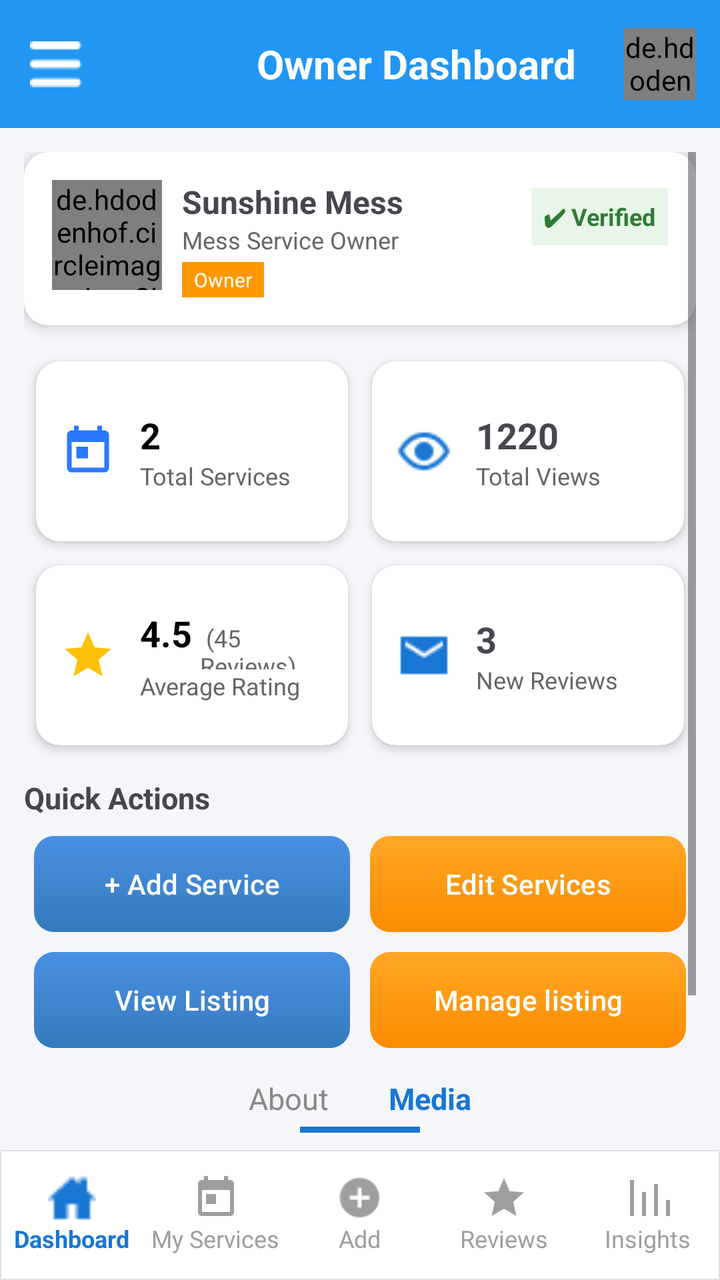
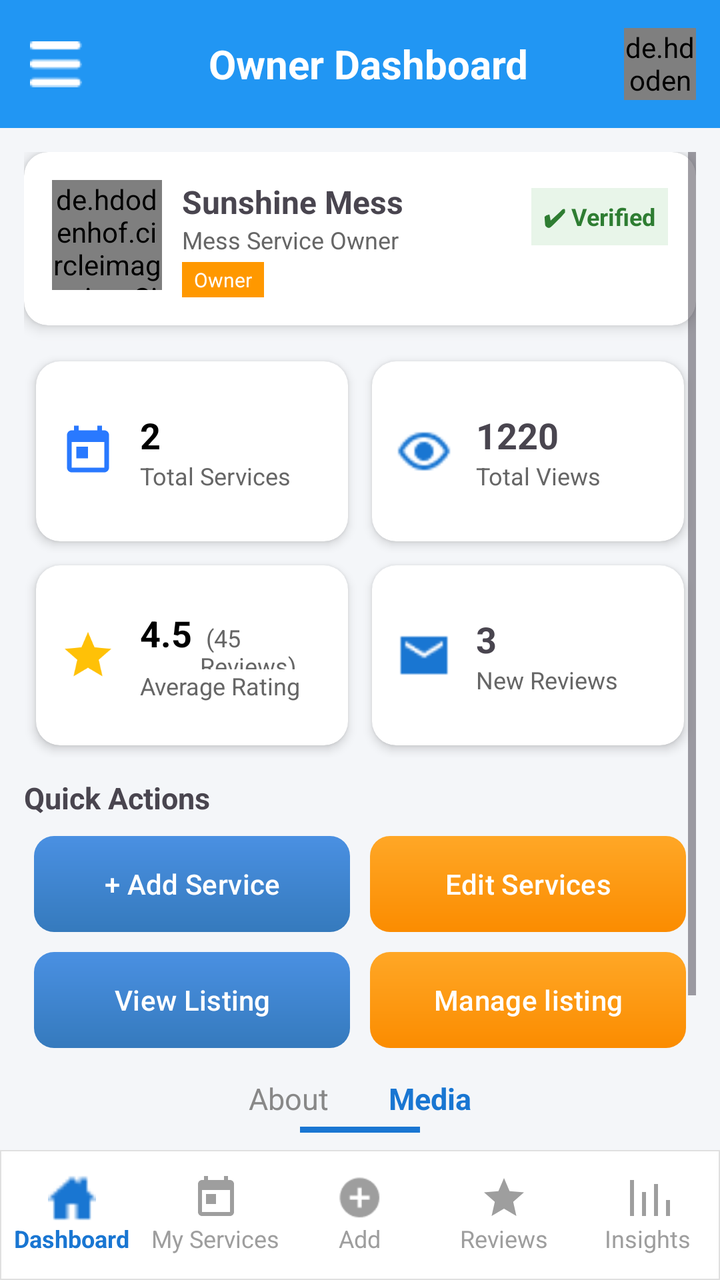

Screens rendered from an Android XML layout before and after an edit, with the pre-edit source and the edit as a unified diff.
<!-- AndroidManifest.xml: application theme Theme.CampusSaathi -->
<!-- res/layout/activity_owner_dashboard.xml -->
<?xml version="1.0" encoding="utf-8"?>
<androidx.drawerlayout.widget.DrawerLayout
    xmlns:android="http://schemas.android.com/apk/res/android"
    xmlns:app="http://schemas.android.com/apk/res-auto"
    android:id="@+id/drawerLayout"
    android:layout_width="match_parent"
    android:layout_height="match_parent">

<androidx.coordinatorlayout.widget.CoordinatorLayout
    xmlns:android="http://schemas.android.com/apk/res/android"
    xmlns:app="http://schemas.android.com/apk/res-auto"
    android:layout_width="match_parent"
    android:layout_height="match_parent"
    android:background="#f4f6f9">



    <androidx.appcompat.widget.Toolbar
        android:id="@+id/toolbar"
        android:layout_width="match_parent"
        android:layout_height="?attr/actionBarSize"
        android:background="#2196F3"
        app:navigationIcon="@drawable/ic_menu">

        <LinearLayout
            android:layout_width="match_parent"
            android:layout_height="match_parent"
            android:orientation="horizontal"
            android:gravity="center_vertical">

            
            <Space
                android:layout_width="48dp"
                android:layout_height="match_parent"/>

            
            <TextView
                android:layout_width="193dp"
                android:layout_height="wrap_content"
                android:layout_weight="1"
                android:gravity="center"
                android:text="Owner Dashboard"
                android:textColor="#FFFFFF"
                android:textSize="20sp"
                android:textStyle="bold" />

            
            <de.hdodenhof.circleimageview.CircleImageView
                android:id="@+id/headerProfile"
                android:layout_width="36dp"
                android:layout_height="36dp"
                android:layout_marginEnd="12dp"
                android:src="@drawable/default_avatar"
                android:scaleType="centerCrop"
                app:civ_border_width="1dp"
                app:civ_border_color="#DDDDDD"/>

        </LinearLayout>

    </androidx.appcompat.widget.Toolbar>
    

    <LinearLayout
        android:layout_width="match_parent"
        android:layout_height="match_parent"
        android:orientation="vertical"
        android:layout_marginTop="?attr/actionBarSize">


        
        <ScrollView
            android:layout_width="match_parent"
            android:layout_height="0dp"
            android:layout_weight="1"
            android:padding="12dp">

            <LinearLayout
                android:layout_width="match_parent"
                android:layout_height="wrap_content"
                android:orientation="vertical">



                

                <androidx.cardview.widget.CardView
                    android:layout_width="match_parent"
                    android:layout_height="wrap_content"
                    app:cardCornerRadius="12dp"
                    app:cardElevation="4dp"
                    android:layout_marginBottom="12dp">

                    <RelativeLayout
                        android:layout_width="match_parent"
                        android:layout_height="wrap_content"
                        android:padding="14dp">


                        
                        <de.hdodenhof.circleimageview.CircleImageView
                            android:id="@+id/profileImage"
                            android:layout_width="55dp"
                            android:layout_height="55dp"
                            android:src="@drawable/default_avatar"
                            android:scaleType="centerCrop"
                            app:civ_border_width="1dp"
                            app:civ_border_color="#DDDDDD"/>


                        
                        <LinearLayout
                            android:layout_toEndOf="@id/profileImage"
                            android:layout_width="wrap_content"
                            android:layout_height="wrap_content"
                            android:orientation="vertical"
                            android:layout_marginStart="10dp">

                            
                            <TextView
                                android:id="@+id/txtOwnerName"
                                android:layout_height="wrap_content"
                                android:layout_width="wrap_content"
                                android:text="Sunshine Mess"
                                android:textSize="16sp"
                                android:textStyle="bold"/>


                            
                            <TextView
                                android:id="@+id/txtOwnerType"
                                android:layout_height="wrap_content"
                                android:layout_width="wrap_content"
                                android:text="Mess Service Owner"
                                android:textSize="12sp"
                                android:textColor="#666"/>


                            
                            <TextView
                                android:layout_width="wrap_content"
                                android:layout_height="wrap_content"
                                android:text="Owner"
                                android:textSize="10sp"
                                android:textColor="#ffffff"
                                android:background="#FF9800"
                                android:paddingLeft="6dp"
                                android:paddingRight="6dp"
                                android:paddingTop="2dp"
                                android:paddingBottom="2dp"
                                android:layout_marginTop="3dp"/>



                        </LinearLayout>


                        
                        <LinearLayout
                            android:layout_height="wrap_content"
                            android:layout_width="wrap_content"
                            android:layout_alignParentEnd="true"
                            android:orientation="horizontal"
                            android:background="#E8F5E9"
                            android:padding="6dp"
                            android:layout_marginTop="4dp">

                            <TextView
                                android:layout_height="wrap_content"
                                android:layout_width="wrap_content"
                                android:text="✔ Verified"
                                android:textColor="#2e7d32"
                                android:textSize="12sp"
                                android:textStyle="bold"/>

                        </LinearLayout>


                    </RelativeLayout>

                </androidx.cardview.widget.CardView>
                

                <LinearLayout
                    android:layout_width="match_parent"
                    android:layout_height="wrap_content"
                    android:orientation="vertical">


                    
                    <LinearLayout
                        android:layout_width="match_parent"
                        android:layout_height="wrap_content">


                        
                        <androidx.cardview.widget.CardView
                            android:layout_width="0dp"
                            android:layout_weight="1"
                            android:layout_height="90dp"
                            app:cardCornerRadius="12dp"
                            app:cardElevation="3dp"
                            android:layout_margin="6dp">

                            <LinearLayout
                                android:layout_width="match_parent"
                                android:layout_height="match_parent"
                                android:orientation="horizontal"
                                android:gravity="center_vertical"
                                android:padding="12dp">

                                <ImageView
                                    android:layout_width="28dp"
                                    android:layout_height="28dp"
                                    android:src="@drawable/ic_availability"/>

                                <LinearLayout
                                    android:orientation="vertical"
                                    android:layout_marginStart="12dp"
                                    android:layout_width="wrap_content"
                                    android:layout_height="wrap_content">

                                    <TextView
                                        android:layout_width="wrap_content"
                                        android:layout_height="wrap_content"
                                        android:text="2"
                                        android:textSize="18sp"
                                        android:textStyle="bold"
                                        android:textColor="#000"/>

                                    <TextView
                                        android:id="@+id/txtTotalServices"
                                        android:layout_width="wrap_content"
                                        android:layout_height="wrap_content"
                                        android:text="Total Services"
                                        android:textSize="12sp"
                                        android:textColor="#666"/>

                                </LinearLayout>

                            </LinearLayout>

                        </androidx.cardview.widget.CardView>



                        
                        <androidx.cardview.widget.CardView
                            android:layout_width="0dp"
                            android:layout_weight="1"
                            android:layout_height="90dp"
                            app:cardCornerRadius="12dp"
                            app:cardElevation="3dp"
                            android:layout_margin="6dp">

                            <LinearLayout
                                android:orientation="horizontal"
                                android:gravity="center_vertical"
                                android:padding="12dp"
                                android:layout_width="match_parent"
                                android:layout_height="match_parent">

                                <ImageView
                                    android:layout_width="28dp"
                                    android:layout_height="28dp"
                                    android:src="@drawable/ic_eye"
                                    android:tint="#1976D2"/>

                                <LinearLayout
                                    android:orientation="vertical"
                                    android:layout_marginStart="12dp"
                                    android:layout_width="wrap_content"
                                    android:layout_height="wrap_content">

                                    <TextView
                                        android:layout_width="wrap_content"
                                        android:layout_height="wrap_content"
                                        android:text="1220"
                                        android:textSize="18sp"
                                        android:textStyle="bold"/>

                                    <TextView
                                        android:id="@+id/txtTotalViews"
                                        android:layout_width="wrap_content"
                                        android:layout_height="wrap_content"
                                        android:text="Total Views"
                                        android:textSize="12sp"
                                        android:textColor="#666"/>

                                </LinearLayout>

                            </LinearLayout>

                        </androidx.cardview.widget.CardView>

                    </LinearLayout>



                    
                    <LinearLayout
                        android:layout_width="match_parent"
                        android:layout_height="wrap_content">


                        
                        <androidx.cardview.widget.CardView
                            android:layout_width="0dp"
                            android:layout_weight="1"
                            android:layout_height="90dp"
                            app:cardCornerRadius="12dp"
                            app:cardElevation="3dp"
                            android:layout_margin="6dp">

                            <LinearLayout
                                android:orientation="horizontal"
                                android:gravity="center_vertical"
                                android:padding="12dp"
                                android:layout_width="match_parent"
                                android:layout_height="match_parent">

                                <ImageView
                                    android:layout_width="28dp"
                                    android:layout_height="28dp"
                                    android:src="@drawable/ic_star"
                                    />

                                <LinearLayout
                                    android:orientation="vertical"
                                    android:layout_marginStart="12dp"
                                    android:layout_width="wrap_content"
                                    android:layout_height="wrap_content">

                                    
                                    <LinearLayout
                                        android:orientation="horizontal"
                                        android:layout_width="wrap_content"
                                        android:layout_height="wrap_content">

                                        <TextView
                                            android:layout_width="wrap_content"
                                            android:layout_height="wrap_content"
                                            android:text="4.5"
                                            android:textSize="18sp"
                                            android:textStyle="bold"
                                            android:textColor="#000"/>

                                        <TextView
                                            android:layout_width="wrap_content"
                                            android:layout_height="wrap_content"
                                            android:text=" (45 Reviews)"
                                            android:textSize="12sp"
                                            android:textColor="#666"
                                            android:layout_marginStart="4dp"/>

                                    </LinearLayout>

                                    
                                    <TextView
                                        android:id="@+id/txtRating"
                                        android:layout_width="wrap_content"
                                        android:layout_height="wrap_content"
                                        android:text="Average Rating"
                                        android:textSize="12sp"
                                        android:textColor="#666"/>

                                </LinearLayout>

                            </LinearLayout>

                        </androidx.cardview.widget.CardView>



                        
                        <androidx.cardview.widget.CardView
                            android:layout_width="0dp"
                            android:layout_weight="1"
                            android:layout_height="90dp"
                            app:cardCornerRadius="12dp"
                            app:cardElevation="3dp"
                            android:layout_margin="6dp">

                            <LinearLayout
                                android:orientation="horizontal"
                                android:gravity="center_vertical"
                                android:padding="12dp"
                                android:layout_width="match_parent"
                                android:layout_height="match_parent">

                                <ImageView
                                    android:layout_width="28dp"
                                    android:layout_height="28dp"
                                    android:src="@drawable/ic_mail"
                                    android:tint="#1976D2"/>

                                <LinearLayout
                                    android:orientation="vertical"
                                    android:layout_marginStart="12dp"
                                    android:layout_width="wrap_content"
                                    android:layout_height="wrap_content">

                                    <TextView
                                        android:layout_width="wrap_content"
                                        android:layout_height="wrap_content"
                                        android:text="3"
                                        android:textSize="18sp"
                                        android:textStyle="bold"/>

                                    <TextView
                                        android:id="@+id/txtReviewCount"
                                        android:layout_width="wrap_content"
                                        android:layout_height="wrap_content"
                                        android:text="New Reviews"
                                        android:textSize="12sp"
                                        android:textColor="#666"/>

                                </LinearLayout>

                            </LinearLayout>

                        </androidx.cardview.widget.CardView>


                    </LinearLayout>

                </LinearLayout>

                <TextView
                    android:layout_width="wrap_content"
                    android:layout_height="wrap_content"
                    android:text="Quick Actions"
                    android:textStyle="bold"
                    android:textSize="15sp"
                    android:layout_marginTop="10dp"
                    android:layout_marginBottom="4dp"/>

                

                <LinearLayout
                    android:layout_width="match_parent"
                    android:layout_height="wrap_content">


                    <com.google.android.material.button.MaterialButton
                        android:layout_height="48dp"
                        android:id="@+id/btnAddListing"
                        android:layout_width="0dp"
                        android:layout_weight="1"
                        android:text="+ Add Service"
                        android:textColor="#ffffff"
                        android:background="@drawable/blue_button"
                        app:backgroundTint="@null"
                        android:layout_margin="5dp"/>

                    <com.google.android.material.button.MaterialButton
                        android:layout_height="48dp"
                        android:id="@+id/btnEditListing"
                        android:layout_width="0dp"
                        android:layout_weight="1"
                        android:text="Edit Services"
                        android:textColor="#ffffff"
                        android:background="@drawable/orange_button"
                        app:backgroundTint="@null"
                        android:layout_margin="5dp"/>


                </LinearLayout>

                <LinearLayout
                    android:layout_width="match_parent"
                    android:layout_height="wrap_content">


                    <com.google.android.material.button.MaterialButton
                        android:layout_height="48dp"
                        android:id="@+id/btnViewListing"
                        android:layout_width="0dp"
                        android:layout_weight="1"
                        android:text="View Listing"
                        android:textColor="#ffffff"
                        android:background="@drawable/blue_button"
                        app:backgroundTint="@null"
                        android:layout_margin="5dp"/>

                    <com.google.android.material.button.MaterialButton
                        android:layout_height="48dp"
                        android:id="@+id/btnManageListing"
                        android:layout_width="0dp"
                        android:layout_weight="1"
                        android:text="Manage listing"
                        android:textColor="#ffffff"
                        android:background="@drawable/orange_button"
                        app:backgroundTint="@null"
                        android:layout_margin="5dp"/>


                </LinearLayout>
                

                
                <LinearLayout
                    android:layout_width="match_parent"
                    android:layout_height="wrap_content"
                    android:orientation="vertical"
                    android:layout_marginTop="10dp">

                    
                    <LinearLayout
                        android:layout_width="match_parent"
                        android:layout_height="wrap_content"
                        android:gravity="center"
                        android:orientation="horizontal">

                        <TextView
                            android:layout_width="wrap_content"
                            android:layout_height="wrap_content"
                            android:text="About"
                            android:textSize="15sp"
                            android:textColor="#888"
                            android:layout_marginEnd="30dp"/>

                        <TextView
                            android:id="@+id/mediaTab"
                            android:layout_width="wrap_content"
                            android:layout_height="wrap_content"
                            android:text="Media"
                            android:textSize="15sp"
                            android:textStyle="bold"
                            android:textColor="#1976D2"/>

                    </LinearLayout>

                    
                    <View
                        android:layout_width="60dp"
                        android:layout_height="3dp"
                        android:background="#1976D2"
                        android:layout_gravity="center"
                        android:layout_marginTop="4dp"/>

                </LinearLayout>
                <RelativeLayout
                    android:layout_width="match_parent"
                    android:layout_height="wrap_content"
                    android:layout_marginTop="12dp">

                    <TextView
                        android:layout_width="wrap_content"
                        android:layout_height="wrap_content"
                        android:text="Recent Reviews"
                        android:textStyle="bold"
                        android:textSize="15sp"/>

                    <TextView
                        android:layout_width="wrap_content"
                        android:layout_height="wrap_content"
                        android:text="View All >"
                        android:textColor="#1976D2"
                        android:textStyle="bold"
                        android:layout_alignParentEnd="true"/>

                </RelativeLayout>
                

                <androidx.cardview.widget.CardView
                    android:layout_width="match_parent"
                    android:layout_height="wrap_content"
                    app:cardCornerRadius="12dp"
                    app:cardElevation="4dp"
                    android:layout_marginTop="10dp">

                    <LinearLayout
                        android:orientation="vertical"
                        android:padding="12dp"
                        android:layout_width="match_parent"
                        android:layout_height="wrap_content">

                        
                        <RelativeLayout
                            android:layout_width="match_parent"
                            android:layout_height="wrap_content">

                            <TextView
                                android:layout_width="wrap_content"
                                android:layout_height="wrap_content"
                                android:text="Recent Reviews"
                                android:textStyle="bold"
                                android:textSize="15sp"/>

                            <TextView
                                android:layout_width="wrap_content"
                                android:layout_height="wrap_content"
                                android:text="View All >"
                                android:textColor="#1976D2"
                                android:textStyle="bold"
                                android:layout_alignParentEnd="true"/>

                        </RelativeLayout>


                        
                        <LinearLayout
                            android:orientation="horizontal"
                            android:layout_marginTop="8dp"
                            android:layout_width="match_parent"
                            android:layout_height="wrap_content">

                            <ImageView
                                android:layout_width="36dp"
                                android:layout_height="36dp"
                                android:src="@drawable/default_avatar"
                                android:background="@drawable/circle_bg"/>

                            <LinearLayout
                                android:orientation="vertical"
                                android:layout_marginStart="8dp"
                                android:layout_width="0dp"
                                android:layout_weight="1"
                                android:layout_height="wrap_content">

                                <TextView
                                    android:id="@+id/txtOwnerName"
                                    android:layout_width="wrap_content"
                                    android:layout_height="wrap_content"
                                    android:text="Amit (ENTC SY)"
                                    android:textStyle="bold"/>

                                <TextView
                                    android:layout_width="wrap_content"
                                    android:layout_height="wrap_content"
                                    android:text="6 minutes ago"
                                    android:textSize="12sp"
                                    android:textColor="#666"/>

                            </LinearLayout>

                            <TextView
                                android:layout_width="wrap_content"
                                android:layout_height="wrap_content"
                                android:text="★★★★★ 4.5"
                                android:textColor="#FFC107"
                                android:textStyle="bold"/>

                        </LinearLayout>


                        
                        <TextView
                            android:layout_width="wrap_content"
                            android:layout_height="wrap_content"
                            android:text="Tasty and hygienic food. Friendly staff."
                            android:layout_marginTop="6dp"
                            android:textColor="#333"/>


                        
                        <LinearLayout
                            android:layout_width="match_parent"
                            android:layout_height="wrap_content"
                            android:orientation="horizontal"
                            android:layout_marginTop="6dp">

                            <ImageView
                                android:layout_width="0dp"
                                android:layout_height="90dp"
                                android:layout_weight="1"
                                android:scaleType="centerCrop"
                                android:src="@drawable/sample_room2" />

                            <ImageView
                                android:layout_width="0dp"
                                android:layout_weight="1"
                                android:layout_height="90dp"
                                android:src="@drawable/sample_room1"
                                android:scaleType="centerCrop"
                                android:layout_marginStart="5dp"/>

                        </LinearLayout>


                    </LinearLayout>

                </androidx.cardview.widget.CardView>
            </LinearLayout>
        </ScrollView>
    </LinearLayout>
    <com.google.android.material.bottomnavigation.BottomNavigationView
        android:id="@+id/bottomNav"
        android:layout_width="match_parent"
        android:layout_height="wrap_content"
        android:minHeight="65dp"
        android:layout_gravity="bottom"
        android:background="@drawable/bottom_nav_bg"
        app:menu="@menu/owner_bottom_menu"
        app:itemIconSize="24dp"
        app:itemIconTint="@color/bottom_nav_selector"
        app:itemTextColor="@color/bottom_nav_selector"
        app:itemTextAppearanceActive="@style/TextAppearance.AppCompat.Caption"
        app:itemTextAppearanceInactive="@style/TextAppearance.AppCompat.Caption"
        app:labelVisibilityMode="labeled"/>

</androidx.coordinatorlayout.widget.CoordinatorLayout>
    
<com.google.android.material.navigation.NavigationView
android:id="@+id/navigation_view"
android:layout_width="280dp"
android:layout_height="match_parent"
android:layout_gravity="start"
app:menu="@menu/owner_menu_drawer"/>

    </androidx.drawerlayout.widget.DrawerLayout>
<!-- resources referenced by this layout -->
<resources>
  <!-- drawable blue_button (drawable) -->
  <?xml version="1.0" encoding="utf-8"?>
  <shape xmlns:android="http://schemas.android.com/apk/res/android">
  
      <gradient
          android:startColor="#4A90E2"
          android:endColor="#357ABD"
          android:angle="270"/>
  
      <corners android:radius="10dp"/>
  
  </shape>
  <!-- drawable bottom_nav_bg (drawable) -->
  <shape xmlns:android="http://schemas.android.com/apk/res/android">
      <solid android:color="#ffffff"/>
      <stroke
          android:width="0.5dp"
          android:color="#E0E0E0"/>
  </shape>
  <!-- drawable circle_bg (drawable) -->
  <shape xmlns:android="http://schemas.android.com/apk/res/android"
      android:shape="oval">
      <solid android:color="#E0E0E0"/>
  </shape>
  <!-- drawable default_avatar (drawable) -->
  <vector xmlns:android="http://schemas.android.com/apk/res/android"
      android:width="100dp"
      android:height="100dp"
      android:viewportWidth="24"
      android:viewportHeight="24">
  
      
      <path
          android:fillColor="#E3F2FD"
          android:pathData="M12,2A10,10 0,1 1,2 12A10,10 0,0 1,12 2Z"/>
  
      
      <path
          android:fillColor="#2196F3"
          android:pathData="M12,6A3,3 0,1 1,9 9A3,3 0,0 1,12 6Z"/>
  
      
      <path
          android:fillColor="#2196F3"
          android:pathData="M12,12c-3,0 -6,1.5 -6,4v1h12v-1c0,-2.5 -3,-4 -6,-4z"/>
  </vector>
  <!-- drawable ic_availability (drawable) -->
  <?xml version="1.0" encoding="utf-8"?>
  <vector xmlns:android="http://schemas.android.com/apk/res/android"
      android:width="24dp"
      android:height="24dp"
      android:viewportWidth="24"
      android:viewportHeight="24">
  
      <path
          android:fillColor="#2979FF"
          android:pathData="M19,3h-1V1h-2v2H8V1H6v2H5c-1.1,0 -2,0.9 -2,2v14c0,1.1 0.9,2 2,2h14c1.1,0 2,-0.9 2,-2V5c0,-1.1 -0.9,-2 -2,-2zM19,19H5V8h14v11zM7,10h5v5H7z"/>
  </vector>
  <!-- drawable ic_eye: png bitmap (drawable, 384 bytes) -->
  <!-- drawable ic_mail: png bitmap (drawable, 265 bytes) -->
  <!-- drawable ic_menu: png bitmap (drawable, 269 bytes) -->
  <!-- drawable ic_star (drawable) -->
  <vector xmlns:android="http://schemas.android.com/apk/res/android"
      android:width="24dp"
      android:height="24dp"
      android:viewportWidth="24"
      android:viewportHeight="24"
      android:tint="#FFC107">
  
      <path
          android:fillColor="@android:color/white"
          android:pathData="M12,17.3l6.2,3.7 -1.6,-7.1 5.4,-4.7 -7.2,-0.6L12,2 9.2,8.6l-7.2,0.6 5.4,4.7 -1.6,7.1z"/>
  
  </vector>
  <!-- drawable orange_button (drawable) -->
  <?xml version="1.0" encoding="utf-8"?>
  <shape xmlns:android="http://schemas.android.com/apk/res/android">
  
      <gradient
          android:startColor="#FFA726"
          android:endColor="#FB8C00"
          android:angle="270"/>
  
      <corners android:radius="10dp"/>
  
  </shape>
  <!-- drawable sample_room1: jpg bitmap (drawable, 90962 bytes) -->
  <!-- drawable sample_room2: jpeg bitmap (drawable, 3697 bytes) -->
  <style name="Theme.CampusSaathi" parent="Base.Theme.CampusSaathi" />
  <style name="Base.Theme.CampusSaathi" parent="Theme.Material3.Light.NoActionBar">
          
      </style>
</resources>

<!-- the commit's change to res/layout/activity_owner_dashboard.xml (unified diff, before → after) -->
@@ -28,10 +28,7 @@
             android:orientation="horizontal"
             android:gravity="center_vertical">
 
-            
-            <Space
-                android:layout_width="48dp"
-                android:layout_height="match_parent"/>
+
 
             
             <TextView
